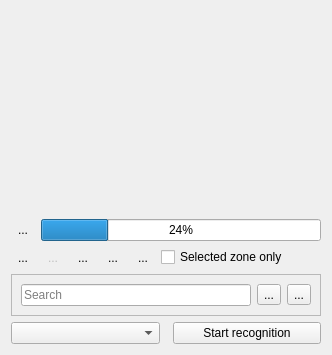
This is src/ui/textbasededit_ui.ui in KDE/kdenlive as Qt 5 draws it before an edit. The edited form follows.
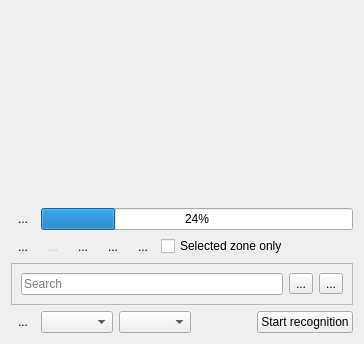
This is the edited form. Icons and pictures are not drawn. Custom widgets are drawn as their Qt base class.

Commit message: Add support for whisper speech recogition engine for automated subtitling BUG: 467172

The edit to the form file:
```diff
--- a/src/ui/textbasededit_ui.ui
+++ b/src/ui/textbasededit_ui.ui
@@ -10,8 +10,8 @@
    <rect>
     <x>0</x>
     <y>0</y>
-    <width>332</width>
-    <height>355</height>
+    <width>364</width>
+    <height>344</height>
    </rect>
   </property>
   <property name="sizePolicy">
@@ -131,6 +131,19 @@
    </item>
    <item row="6" column="0">
     <layout class="QHBoxLayout" name="horizontalLayout_2">
+     <item>
+      <widget class="QToolButton" name="button_config">
+       <property name="text">
+        <string>...</string>
+       </property>
+       <property name="popupMode">
+        <enum>QToolButton::InstantPopup</enum>
+       </property>
+       <property name="autoRaise">
+        <bool>true</bool>
+       </property>
+      </widget>
+     </item>
      <item>
       <widget class="QComboBox" name="language_box">
        <property name="sizeAdjustPolicy">
@@ -138,11 +151,20 @@
        </property>
       </widget>
      </item>
+     <item>
+      <widget class="QComboBox" name="speech_language"/>
+     </item>
      <item>
       <spacer name="horizontalSpacer">
        <property name="orientation">
         <enum>Qt::Horizontal</enum>
        </property>
+       <property name="sizeHint" stdset="0">
+        <size>
+         <width>0</width>
+         <height>0</height>
+        </size>
+       </property>
       </spacer>
      </item>
      <item>
```
The commit also changes 18 other files.
